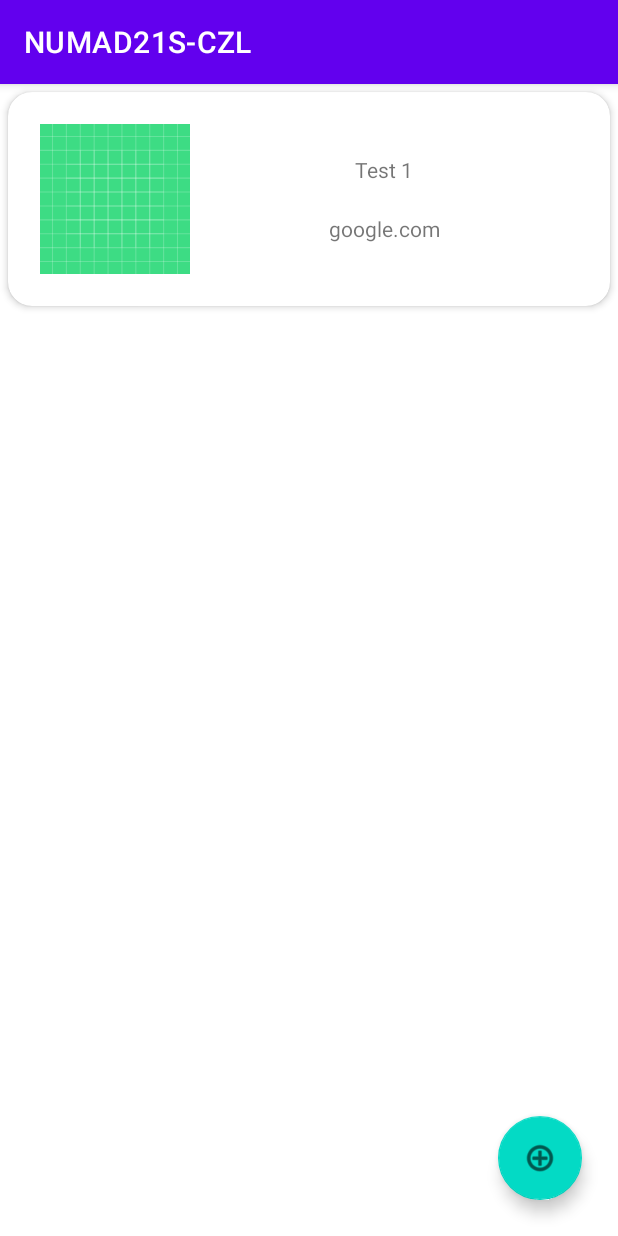
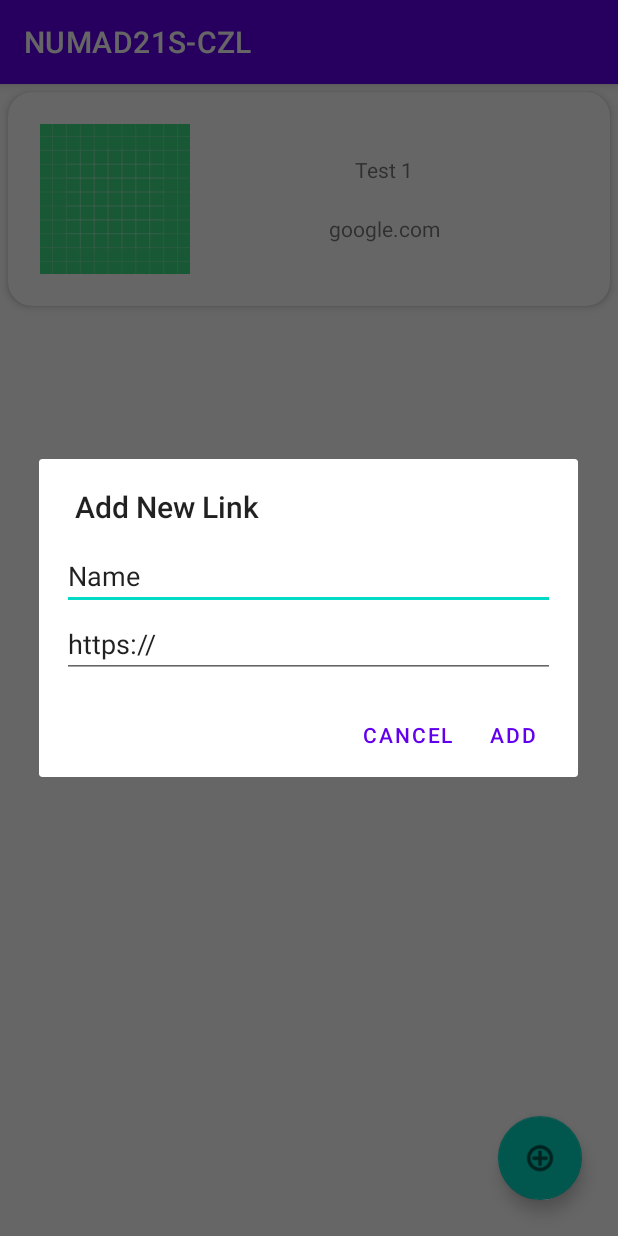
Before and after one commit to Clee2691/NUMAD21S-CZL, an Android app: the ActivityLinkCollector screen opened directly, with no data from a screen before it, after a tap on "button to add links", on a phone screen of 412 x 824 dp. Run offline under Robolectric (Android 15) with nearby library versions, the phone set to English and light mode, and no system bars.

Commit message:
Added dialog for entering links, added some string resources

```diff
--- a/app/src/main/java/com/example/numad21s_czl/ActivityLinkCollector.java
+++ b/app/src/main/java/com/example/numad21s_czl/ActivityLinkCollector.java
@@ -2,12 +2,15 @@ package com.example.numad21s_czl;
 
 import androidx.annotation.NonNull;
 import androidx.appcompat.app.AppCompatActivity;
+import androidx.fragment.app.DialogFragment;
 import androidx.recyclerview.widget.LinearLayoutManager;
 import androidx.recyclerview.widget.RecyclerView;
 
 import java.lang.reflect.Array;
 import java.util.ArrayList;
 
+import android.app.AlertDialog;
+import android.app.Dialog;
 import android.os.Bundle;
 import android.view.View;
 import android.widget.TextView;
@@ -69,6 +72,8 @@ public class ActivityLinkCollector extends AppCompatActivity {
 
     public void clickedAddLink(View view) {
         if (view.getId() == R.id.btn_float_add_link) {
+            DialogFragment addLinkDialog = new EnterLinkDialogFragment();
+            addLinkDialog.show(getSupportFragmentManager(), "addLink");
             int pos = 0;
             addCard(pos);
         }
--- /dev/null
+++ b/app/src/main/java/com/example/numad21s_czl/EnterLinkDialogFragment.java
@@ -0,0 +1,31 @@
+package com.example.numad21s_czl;
+
+import android.app.AlertDialog;
+import android.app.Dialog;
+import android.content.DialogInterface;
+import android.os.Bundle;
+import android.view.LayoutInflater;
+
+import androidx.fragment.app.DialogFragment;
+
+public class EnterLinkDialogFragment extends DialogFragment {
+    @Override
+    public Dialog onCreateDialog(Bundle savedInstanceState) {
+        AlertDialog.Builder builder = new AlertDialog.Builder(getActivity());
+        LayoutInflater lInflater = requireActivity().getLayoutInflater();
+        builder.setTitle("Add New Link")
+                .setView(lInflater.inflate(R.layout.dialog_enter_link, null))
+        .setPositiveButton(R.string.add_link_string, new DialogInterface.OnClickListener() {
+            @Override
+            public void onClick(DialogInterface dialog, int which) {
+                EnterLinkDialogFragment.this.getDialog().cancel();
+            }
+        })
+        .setNegativeButton(R.string.cancel, new DialogInterface.OnClickListener() {
+            public void onClick(DialogInterface dialog, int id) {
+                EnterLinkDialogFragment.this.getDialog().cancel();
+            }
+        });
+        return builder.create();
+    }
+}
--- /dev/null
+++ b/app/src/main/res/layout/dialog_enter_link.xml
@@ -0,0 +1,27 @@
+<?xml version="1.0" encoding="utf-8"?>
+<LinearLayout xmlns:android="http://schemas.android.com/apk/res/android"
+    android:orientation="vertical" android:layout_width="match_parent"
+    android:layout_height="match_parent">
+
+    <EditText
+        android:id="@+id/editTextName"
+        android:layout_width="match_parent"
+        android:layout_height="wrap_content"
+        android:layout_marginLeft="15dp"
+        android:layout_marginTop="10dp"
+        android:layout_marginRight="15dp"
+        android:ems="10"
+        android:inputType="text"
+        android:text="Name" />
+
+    <EditText
+        android:id="@+id/editTextLinkTarget"
+        android:layout_width="match_parent"
+        android:layout_height="wrap_content"
+        android:layout_marginLeft="15dp"
+        android:layout_marginRight="15dp"
+        android:layout_marginBottom="10dp"
+        android:ems="10"
+        android:inputType="textUri"
+        android:text="https://" />
+</LinearLayout>
--- a/app/src/main/res/values/strings.xml
+++ b/app/src/main/res/values/strings.xml
@@ -13,4 +13,6 @@
     <string name="link_collector_string">Link Collector</string>
     <string name="add_links_string">add_links</string>
     <string name="button_to_add_links_string">button to add links</string>
+    <string name="add_link_string">Add</string>
+    <string name="cancel">Cancel</string>
 </resources>
```
